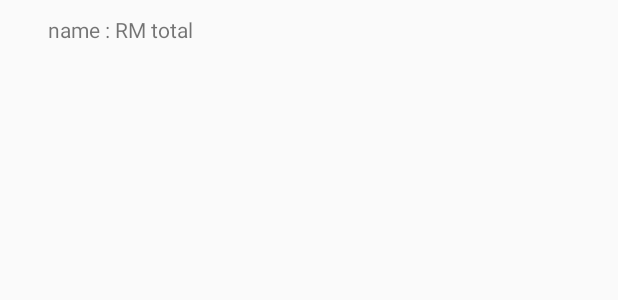
After one commit to bomohit/Masjid-App, an Android app: the layout flow_statent.xml on its own in the app's theme, with its tools: preview values and no code run, on a phone screen of 412 x 824 dp. The commit adds this screen. Shown: the top 300 px of the screen. Run offline under Robolectric (Android 15) with nearby library versions, the phone set to English and light mode, and no system bars.

Commit message:
create money flow state for donation main

```diff
--- /dev/null
+++ b/app/src/main/java/com/example/projectmasjidapps/statement.kt
@@ -0,0 +1,6 @@
+package com.example.projectmasjidapps
+
+data class statement (
+    val name: String,
+    val total: String
+)
--- a/app/src/main/res/layout/donation_main.xml
+++ b/app/src/main/res/layout/donation_main.xml
@@ -55,14 +55,14 @@
         android:layout_width="wrap_content"
         android:layout_height="wrap_content"
         android:text="Derma Barangan / Item Donation"
-        app:layout_constraintBottom_toTopOf="@+id/button3"
+        app:layout_constraintBottom_toTopOf="@+id/buttonMoneyFlow"
         app:layout_constraintEnd_toEndOf="parent"
         app:layout_constraintHorizontal_bias="0.5"
         app:layout_constraintStart_toStartOf="parent"
         app:layout_constraintTop_toBottomOf="@+id/viewTotalOut" />
 
     <Button
-        android:id="@+id/button3"
+        android:id="@+id/buttonMoneyFlow"
         android:layout_width="wrap_content"
         android:layout_height="wrap_content"
         android:text="Penyata kewangan / Money Flow Statement"
--- /dev/null
+++ b/app/src/main/res/layout/flow_statent.xml
@@ -0,0 +1,43 @@
+<?xml version="1.0" encoding="utf-8"?>
+<androidx.constraintlayout.widget.ConstraintLayout
+    xmlns:android="http://schemas.android.com/apk/res/android"
+    xmlns:app="http://schemas.android.com/apk/res-auto"
+    xmlns:tools="http://schemas.android.com/tools"
+    android:layout_width="match_parent"
+    android:layout_height="wrap_content">
+
+    <TextView
+        android:id="@+id/viewName"
+        android:layout_width="0dp"
+        android:layout_height="wrap_content"
+        android:layout_marginStart="32dp"
+        android:paddingTop="10dp"
+        android:paddingBottom="10dp"
+        android:text="name :"
+        app:layout_constraintStart_toStartOf="parent"
+        app:layout_constraintTop_toTopOf="parent" />
+
+    <TextView
+        android:id="@+id/textView24"
+        android:layout_width="wrap_content"
+        android:layout_height="wrap_content"
+        android:layout_marginStart="3dp"
+        android:paddingTop="10dp"
+        android:paddingBottom="10dp"
+        android:text="RM"
+        app:layout_constraintStart_toEndOf="@+id/viewName"
+        app:layout_constraintTop_toTopOf="parent" />
+
+    <TextView
+        android:id="@+id/viewTotal"
+        android:layout_width="0dp"
+        android:layout_height="wrap_content"
+        android:layout_marginStart="3dp"
+        android:layout_marginEnd="32dp"
+        android:paddingTop="10dp"
+        android:paddingBottom="10dp"
+        android:text="total"
+        app:layout_constraintEnd_toEndOf="parent"
+        app:layout_constraintStart_toEndOf="@+id/textView24"
+        app:layout_constraintTop_toTopOf="parent" />
+</androidx.constraintlayout.widget.ConstraintLayout>
```
Also changed, not shown: app/src/main/java/com/example/projectmasjidapps/DonationMain.kt (+20 -4 lines), app/src/main/java/com/example/projectmasjidapps/MoneyFlowStatement.kt (+27 -0 lines), app/src/main/java/com/example/projectmasjidapps/MoneyFlowStatementAdapter.kt (added, +28 -0 lines), app/src/main/res/layout/money_flow_statement.xml (+23 -1 lines).
